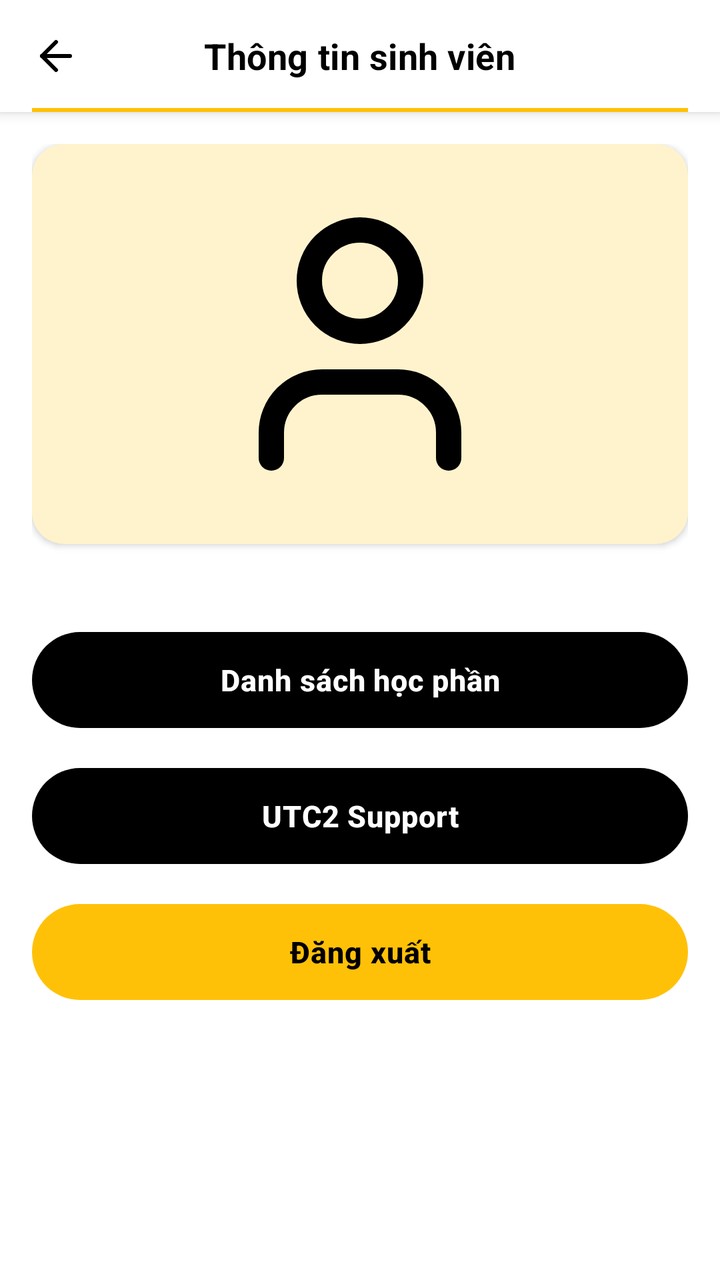
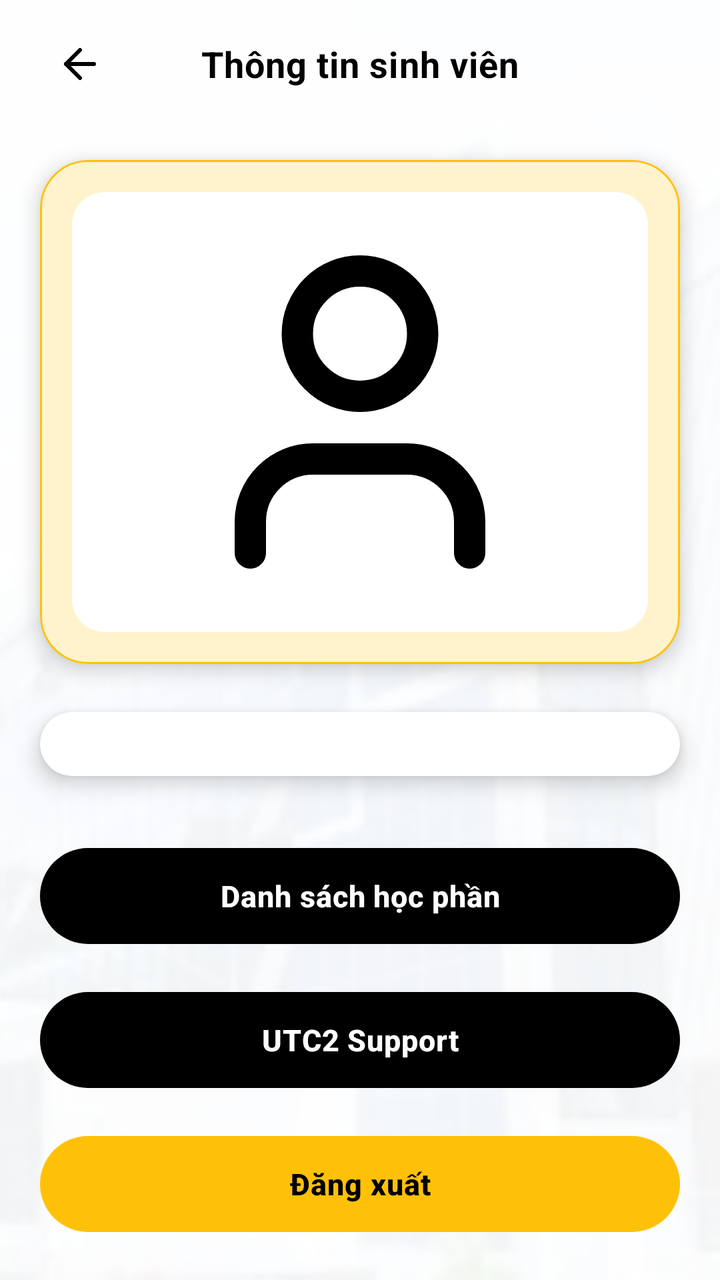

The first picture is an Android layout as it rendered before a commit; the second is the same layout after the commit. The layout source and the unified diff follow.
<!-- AndroidManifest.xml: application theme Theme.UTC2AppReborn -->
<!-- res/layout/fragment_info.xml -->
<?xml version="1.0" encoding="utf-8"?>
<LinearLayout xmlns:android="http://schemas.android.com/apk/res/android"
    xmlns:app="http://schemas.android.com/apk/res-auto"
    xmlns:tools="http://schemas.android.com/tools"
    android:layout_width="match_parent"
    android:layout_height="match_parent"
    android:background="@color/white"
    android:orientation="vertical"
    android:fitsSystemWindows="true">

    
    <RelativeLayout
        android:layout_width="match_parent"
        android:layout_height="56dp"
        android:background="@color/white"
        android:elevation="4dp"
        android:paddingStart="16dp"
        android:paddingEnd="16dp">

        
        <ImageView
            android:id="@+id/btnBack"
            android:layout_width="24dp"
            android:layout_height="24dp"
            android:layout_centerVertical="true"
            android:src="@drawable/ic_arrow_left"
            app:tint="@color/black" />

        
        <TextView
            android:layout_width="wrap_content"
            android:layout_height="wrap_content"
            android:layout_centerInParent="true"
            android:text="@string/profile_title"
            android:textSize="18sp"
            android:textStyle="bold"
            android:letterSpacing="0.01"
            android:textColor="@color/black" />

        
        <View
            android:layout_width="match_parent"
            android:layout_height="2dp"
            android:layout_alignParentBottom="true"
            android:layout_marginStart="-16dp"
            android:layout_marginEnd="-16dp"
            android:background="#FFC107" />

    </RelativeLayout>

    
    <ScrollView
        android:layout_width="match_parent"
        android:layout_height="0dp"
        android:layout_weight="1"
        android:scrollbars="none">

        <LinearLayout
            android:layout_width="match_parent"
            android:layout_height="wrap_content"
            android:orientation="vertical"
            android:padding="16dp">

            
            <androidx.cardview.widget.CardView
                android:layout_width="match_parent"
                android:layout_height="wrap_content"
                android:layout_marginBottom="16dp"
                app:cardElevation="2dp"
                app:cardCornerRadius="16dp"
                app:cardBackgroundColor="#FFF3CD">

                <ImageView
                    android:id="@+id/imgStudentCard"
                    android:layout_width="match_parent"
                    android:layout_height="200dp"
                    android:src="@drawable/ic_user"
                    android:scaleType="fitCenter"
                    android:adjustViewBounds="true"
                    android:padding="24dp" />

            </androidx.cardview.widget.CardView>

            
            <androidx.recyclerview.widget.RecyclerView
                android:id="@+id/rvStudentDetails"
                android:layout_width="match_parent"
                android:layout_height="wrap_content"
                android:nestedScrollingEnabled="false"
                android:overScrollMode="never" />

            
            <com.google.android.material.button.MaterialButton
                android:id="@+id/btnTrainingProgram"
                android:layout_width="match_parent"
                android:layout_height="56dp"
                android:layout_marginTop="24dp"
                android:text="@string/profile_subject_list"
                android:textColor="@color/white"
                android:textSize="15sp"
                android:textStyle="bold"
                android:letterSpacing="0.02"
                app:backgroundTint="#000000"
                app:cornerRadius="28dp"
                app:elevation="0dp" />

            
            <com.google.android.material.button.MaterialButton
                android:id="@+id/btnSupport"
                android:layout_width="match_parent"
                android:layout_height="56dp"
                android:layout_marginTop="12dp"
                android:text="@string/title_support"
                android:textColor="@color/white"
                android:textSize="15sp"
                android:textStyle="bold"
                android:letterSpacing="0.02"
                app:backgroundTint="#000000"
                app:cornerRadius="28dp"
                app:elevation="0dp" />

            
            <com.google.android.material.button.MaterialButton
                android:id="@+id/btnLogout"
                android:layout_width="match_parent"
                android:layout_height="56dp"
                android:layout_marginTop="12dp"
                android:layout_marginBottom="24dp"
                android:text="@string/logout"
                android:textColor="#000000"
                android:textSize="15sp"
                android:textStyle="bold"
                android:letterSpacing="0.02"
                app:backgroundTint="#FFC107"
                app:cornerRadius="28dp"
                app:elevation="0dp" />

        </LinearLayout>
    </ScrollView>

</LinearLayout>
<!-- resources referenced by this layout -->
<resources>
  <color name="black">#FF000000</color>
  <color name="white">#FFFFFFFF</color>
  <!-- drawable ic_arrow_left (drawable) -->
  <vector xmlns:android="http://schemas.android.com/apk/res/android"
      android:width="24dp"
      android:height="24dp"
      android:viewportWidth="24"
      android:viewportHeight="24">
  
      <path
          android:pathData="M12 19 L5 12 L12 5"
          android:strokeWidth="2"
          android:strokeColor="?attr/colorOnBackground"
          android:fillColor="@android:color/transparent"
          android:strokeLineCap="round"
          android:strokeLineJoin="round"/>
  
      <path
          android:pathData="M19 12 H5"
          android:strokeWidth="2"
          android:strokeColor="?attr/colorOnBackground"
          android:fillColor="@android:color/transparent"
          android:strokeLineCap="round"
          android:strokeLineJoin="round"/>
  
  </vector>
  <!-- drawable ic_user (drawable) -->
  <vector xmlns:android="http://schemas.android.com/apk/res/android"
      android:width="24dp"
      android:height="24dp"
      android:viewportWidth="24"
      android:viewportHeight="24">
  
    
    <path
        android:pathData="M19 21v-2a4 4 0 0 0-4-4H9a4 4 0 0 0-4 4v2"
        android:strokeWidth="2"
        android:strokeColor="#000000"
        android:fillColor="@android:color/transparent"
        android:strokeLineCap="round"
        android:strokeLineJoin="round"/>
  
    
    <path
        android:pathData="M12 3a4 4 0 1 1 0 8a4 4 0 0 1 0-8"
        android:strokeWidth="2"
        android:strokeColor="#000000"
        android:fillColor="@android:color/transparent"/>
  </vector>
  <string name="logout">Đăng xuất</string>
  <string name="profile_subject_list">Danh sách học phần</string>
  <string name="profile_title">Thông tin sinh viên</string>
  <string name="title_support">UTC2 Support</string>
  <style name="Theme.UTC2AppReborn" parent="Base.Theme.UTC2AppReborn" />
  <style name="Base.Theme.UTC2AppReborn" parent="Theme.Material3.DayNight.NoActionBar">
  
          
          
  
          
          <item name="colorPrimary">@color/primary</item>
  
          
          <item name="colorOnSurface">#000000</item>
  
          
          <item name="colorOnPrimary">#000000</item>
  
          
          <item name="colorOnBackground">#000000</item>
  
      </style>
  <color name="primary">#1565C0</color>
</resources>

<!-- the commit's change to res/layout/fragment_info.xml (unified diff, before → after) -->
@@ -1,141 +1,191 @@
 <?xml version="1.0" encoding="utf-8"?>
-<LinearLayout xmlns:android="http://schemas.android.com/apk/res/android"
+<androidx.coordinatorlayout.widget.CoordinatorLayout xmlns:android="http://schemas.android.com/apk/res/android"
     xmlns:app="http://schemas.android.com/apk/res-auto"
     xmlns:tools="http://schemas.android.com/tools"
     android:layout_width="match_parent"
     android:layout_height="match_parent"
-    android:background="@color/white"
-    android:orientation="vertical"
     android:fitsSystemWindows="true">
 
     
-    <RelativeLayout
+    <ImageView
         android:layout_width="match_parent"
-        android:layout_height="56dp"
-        android:background="@color/white"
-        android:elevation="4dp"
-        android:paddingStart="16dp"
-        android:paddingEnd="16dp">
+        android:layout_height="match_parent"
+        android:scaleType="centerCrop"
+        android:src="@drawable/bg_profile" />
 
-        
-        <ImageView
-            android:id="@+id/btnBack"
-            android:layout_width="24dp"
-            android:layout_height="24dp"
-            android:layout_centerVertical="true"
-            android:src="@drawable/ic_arrow_left"
-            app:tint="@color/black" />
-
-        
-        <TextView
-            android:layout_width="wrap_content"
-            android:layout_height="wrap_content"
-            android:layout_centerInParent="true"
-            android:text="@string/profile_title"
-            android:textSize="18sp"
-            android:textStyle="bold"
-            android:letterSpacing="0.01"
-            android:textColor="@color/black" />
-
-        
-        <View
-            android:layout_width="match_parent"
-            android:layout_height="2dp"
-            android:layout_alignParentBottom="true"
-            android:layout_marginStart="-16dp"
-            android:layout_marginEnd="-16dp"
-            android:background="#FFC107" />
-
-    </RelativeLayout>
+    <View
+        android:layout_width="match_parent"
+        android:layout_height="match_parent"
+        android:background="#F2FFFFFF" />
 
     
-    <ScrollView
+    <com.google.android.material.appbar.AppBarLayout
         android:layout_width="match_parent"
-        android:layout_height="0dp"
-        android:layout_weight="1"
-        android:scrollbars="none">
+        android:layout_height="wrap_content"
+        android:background="@android:color/transparent"
+        app:elevation="0dp">
+
+        <RelativeLayout
+            android:layout_width="match_parent"
+            android:layout_height="64dp"
+            android:paddingStart="16dp"
+            android:paddingEnd="16dp">
+
+            
+            <ImageButton
+                android:id="@+id/btnBack"
+                android:layout_width="48dp"
+                android:layout_height="48dp"
+                android:layout_centerVertical="true"
+                android:background="?attr/selectableItemBackgroundBorderless"
+                android:src="@drawable/ic_arrow_left"
+                app:tint="#000000" />
+
+            
+            <TextView
+                android:layout_width="wrap_content"
+                android:layout_height="wrap_content"
+                android:layout_centerInParent="true"
+                android:letterSpacing="0.02"
+                android:text="@string/profile_title"
+                android:textColor="#000000"
+                android:textSize="18sp"
+                android:textStyle="bold" />
+
+        </RelativeLayout>
+    </com.google.android.material.appbar.AppBarLayout>
+
+    <androidx.core.widget.NestedScrollView
+        android:layout_width="match_parent"
+        android:layout_height="match_parent"
+        android:fillViewport="true"
+        android:clipToPadding="false"
+        android:clipChildren="false"
+        android:paddingStart="20dp"
+        android:paddingEnd="20dp"
+        android:paddingBottom="40dp"
+        android:paddingTop="16dp"
+        android:scrollbars="none"
+        app:layout_behavior="@string/appbar_scrolling_view_behavior">
 
         <LinearLayout
             android:layout_width="match_parent"
             android:layout_height="wrap_content"
             android:orientation="vertical"
-            android:padding="16dp">
+            android:clipChildren="false"
+            android:clipToPadding="false">
 
             
-            <androidx.cardview.widget.CardView
+            <com.google.android.material.card.MaterialCardView
                 android:layout_width="match_parent"
                 android:layout_height="wrap_content"
-                android:layout_marginBottom="16dp"
-                app:cardElevation="2dp"
-                app:cardCornerRadius="16dp"
-                app:cardBackgroundColor="#FFF3CD">
+                android:layout_marginBottom="24dp"
+                app:cardBackgroundColor="#FFF3CD"
+                app:cardCornerRadius="24dp"
+                app:cardElevation="6dp"
+                app:strokeColor="#FFC107"
+                app:strokeWidth="1dp">
 
-                <ImageView
-                    android:id="@+id/imgStudentCard"
+                <com.google.android.material.card.MaterialCardView
                     android:layout_width="match_parent"
-                    android:layout_height="200dp"
-                    android:src="@drawable/ic_user"
-                    android:scaleType="fitCenter"
-                    android:adjustViewBounds="true"
-                    android:padding="24dp" />
+                    android:layout_height="wrap_content"
+                    android:layout_margin="16dp"
+                    app:cardBackgroundColor="#FFFFFF"
+                    app:cardCornerRadius="16dp"
+                    app:cardElevation="0dp"
+                    app:strokeWidth="0dp">
 
-            </androidx.cardview.widget.CardView>
+                    <ImageView
+                        android:id="@+id/imgStudentCard"
+                        android:layout_width="match_parent"
+                        android:layout_height="220dp"
+                        android:adjustViewBounds="true"
+                        android:padding="16dp"
+                        android:scaleType="fitCenter"
+                        android:src="@drawable/ic_user" />
+                </com.google.android.material.card.MaterialCardView>
+
+            </com.google.android.material.card.MaterialCardView>
 
             
-            <androidx.recyclerview.widget.RecyclerView
-                android:id="@+id/rvStudentDetails"
+            <com.google.android.material.card.MaterialCardView
                 android:layout_width="match_parent"
                 android:layout_height="wrap_content"
-                android:nestedScrollingEnabled="false"
-                android:overScrollMode="never" />
+                android:layout_marginBottom="32dp"
+                app:cardBackgroundColor="#FFFFFF"
+                app:cardCornerRadius="24dp"
+                app:cardElevation="6dp"
+                app:strokeWidth="0dp">
+
+                <androidx.recyclerview.widget.RecyclerView
+                    android:id="@+id/rvStudentDetails"
+                    android:layout_width="match_parent"
+                    android:layout_height="wrap_content"
+                    android:nestedScrollingEnabled="false"
+                    android:overScrollMode="never"
+                    android:padding="16dp"
+                    android:clipToPadding="false" />
+            </com.google.android.material.card.MaterialCardView>
 
             
-            <com.google.android.material.button.MaterialButton
-                android:id="@+id/btnTrainingProgram"
+            <LinearLayout
                 android:layout_width="match_parent"
-                android:layout_height="56dp"
-                android:layout_marginTop="24dp"
-                android:text="@string/profile_subject_list"
-                android:textColor="@color/white"
-                android:textSize="15sp"
-                android:textStyle="bold"
-                android:letterSpacing="0.02"
-                app:backgroundTint="#000000"
-                app:cornerRadius="28dp"
-                app:elevation="0dp" />
+                android:layout_height="wrap_content"
+                android:orientation="vertical"
+                android:clipChildren="false"
+                android:clipToPadding="false">
 
-            
-            <com.google.android.material.button.MaterialButton
-                android:id="@+id/btnSupport"
-                android:layout_width="match_parent"
-                android:layout_height="56dp"
-                android:layout_marginTop="12dp"
-                android:text="@string/title_support"
-                android:textColor="@color/white"
-                android:textSize="15sp"
-                android:textStyle="bold"
-                android:letterSpacing="0.02"
-                app:backgroundTint="#000000"
-                app:cornerRadius="28dp"
-                app:elevation="0dp" />
+                
+                <com.google.android.material.button.MaterialButton
+                    android:id="@+id/btnTrainingProgram"
+                    android:layout_width="match_parent"
+                    android:layout_height="wrap_content"
+                    android:minHeight="56dp"
+                    android:layout_marginBottom="16dp"
+                    android:letterSpacing="0.02"
+                    android:text="@string/profile_subject_list"
+                    android:textAllCaps="false"
+                    android:textColor="#FFFFFF"
+                    android:textSize="15sp"
+                    android:textStyle="bold"
+                    app:backgroundTint="#000000"
+                    app:cornerRadius="28dp"
+                    app:elevation="4dp" />
 
-            
-            <com.google.android.material.button.MaterialButton
-                android:id="@+id/btnLogout"
-                android:layout_width="match_parent"
-                android:layout_height="56dp"
-                android:layout_marginTop="12dp"
-                android:layout_marginBottom="24dp"
-                android:text="@string/logout"
-                android:textColor="#000000"
-                android:textSize="15sp"
-                android:textStyle="bold"
-                android:letterSpacing="0.02"
-                app:backgroundTint="#FFC107"
-                app:cornerRadius="28dp"
-                app:elevation="0dp" />
+                <com.google.android.material.button.MaterialButton
+                    android:id="@+id/btnSupport"
+                    android:layout_width="match_parent"
+                    android:layout_height="wrap_content"
+                    android:minHeight="56dp"
+                    android:layout_marginBottom="16dp"
+                    android:letterSpacing="0.02"
+                    android:text="@string/title_support"
+                    android:textAllCaps="false"
+                    android:textColor="#FFFFFF"
+                    android:textSize="15sp"
+                    android:textStyle="bold"
+                    app:backgroundTint="#000000"
+                    app:cornerRadius="28dp"
+                    app:elevation="4dp" />
+
+                <com.google.android.material.button.MaterialButton
+                    android:id="@+id/btnLogout"
+                    android:layout_width="match_parent"
+                    android:layout_height="wrap_content"
+                    android:minHeight="56dp"
+                    android:layout_marginBottom="16dp"
+                    android:letterSpacing="0.02"
+                    android:text="@string/logout"
+                    android:textAllCaps="false"
+                    android:textColor="#000000"
+                    android:textSize="15sp"
+                    android:textStyle="bold"
+                    app:backgroundTint="#FFC107"
+                    app:cornerRadius="28dp"
+                    app:elevation="4dp" />
+            </LinearLayout>
 
         </LinearLayout>
-    </ScrollView>
+    </androidx.core.widget.NestedScrollView>
 
-</LinearLayout>
+</androidx.coordinatorlayout.widget.CoordinatorLayout>
<!-- resource entries referenced after the edit -->
@@ -1,7 +1,6 @@
 <!-- resources referenced by this layout -->
 <resources>
-  <color name="black">#FF000000</color>
-  <color name="white">#FFFFFFFF</color>
+  <!-- drawable bg_profile: jpg bitmap (drawable, 13738 bytes) -->
   <!-- drawable ic_arrow_left (drawable) -->
   <vector xmlns:android="http://schemas.android.com/apk/res/android"
       android:width="24dp"
@@ -71,7 +70,16 @@
           
           <item name="colorOnBackground">#000000</item>
   
+          
+          <item name="android:windowAnimationStyle">@style/WindowAnimationTransition</item>
+  
       </style>
-  <color name="primary">#1565C0</color>
+  <color name="primary">#FFC107</color>
+  <style name="WindowAnimationTransition" parent="@android:style/Animation.Activity">
+          <item name="android:activityOpenEnterAnimation">@anim/slide_in_right</item>
+          <item name="android:activityOpenExitAnimation">@anim/slide_out_left</item>
+          <item name="android:activityCloseEnterAnimation">@anim/slide_in_left</item>
+          <item name="android:activityCloseExitAnimation">@anim/slide_out_right</item>
+      </style>
 </resources>
 
